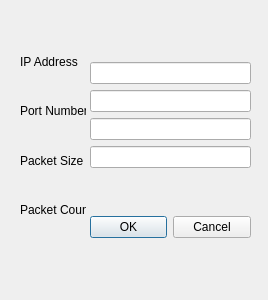
First picture: the form in sender_options.ui, repository dshin21/TCP_UDP_Analyzer, before the edit.
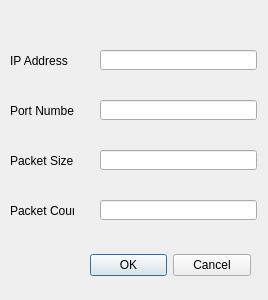
Second picture: the form after the edit.

```diff
--- a/sender_options.ui
+++ b/sender_options.ui
@@ -13,32 +13,108 @@
   <property name="windowTitle">
    <string>Dialog</string>
   </property>
+  <widget class="QLineEdit" name="lineEdit_ip">
+   <property name="geometry">
+    <rect>
+     <x>100</x>
+     <y>50</y>
+     <width>157</width>
+     <height>20</height>
+    </rect>
+   </property>
+  </widget>
+  <widget class="QLineEdit" name="lineEdit_packet_size">
+   <property name="geometry">
+    <rect>
+     <x>100</x>
+     <y>150</y>
+     <width>157</width>
+     <height>20</height>
+    </rect>
+   </property>
+  </widget>
+  <widget class="QLineEdit" name="lineEdit_packet_count">
+   <property name="geometry">
+    <rect>
+     <x>100</x>
+     <y>200</y>
+     <width>157</width>
+     <height>20</height>
+    </rect>
+   </property>
+  </widget>
+  <widget class="QLineEdit" name="lineEdit_port_number">
+   <property name="geometry">
+    <rect>
+     <x>100</x>
+     <y>100</y>
+     <width>157</width>
+     <height>20</height>
+    </rect>
+   </property>
+  </widget>
+  <widget class="QLabel" name="label_ip">
+   <property name="geometry">
+    <rect>
+     <x>10</x>
+     <y>50</y>
+     <width>64</width>
+     <height>21</height>
+    </rect>
+   </property>
+   <property name="text">
+    <string>IP Address</string>
+   </property>
+  </widget>
+  <widget class="QLabel" name="label_packet_count">
+   <property name="geometry">
+    <rect>
+     <x>10</x>
+     <y>200</y>
+     <width>64</width>
+     <height>21</height>
+    </rect>
+   </property>
+   <property name="text">
+    <string>Packet Count</string>
+   </property>
+  </widget>
+  <widget class="QLabel" name="label_packet_size">
+   <property name="geometry">
+    <rect>
+     <x>10</x>
+     <y>150</y>
+     <width>64</width>
+     <height>21</height>
+    </rect>
+   </property>
+   <property name="text">
+    <string>Packet Size</string>
+   </property>
+  </widget>
+  <widget class="QLabel" name="label_port_number">
+   <property name="geometry">
+    <rect>
+     <x>10</x>
+     <y>100</y>
+     <width>64</width>
+     <height>21</height>
+    </rect>
+   </property>
+   <property name="text">
+    <string>Port Number</string>
+   </property>
+  </widget>
   <widget class="QWidget" name="">
    <property name="geometry">
     <rect>
      <x>90</x>
-     <y>20</y>
+     <y>250</y>
      <width>161</width>
-     <height>261</height>
+     <height>31</height>
     </rect>
    </property>
    <layout class="QVBoxLayout" name="verticalLayout_2">
-    <item>
-     <layout class="QVBoxLayout" name="verticalLayout">
-      <item>
-       <widget class="QLineEdit" name="lineEdit_ip"/>
-      </item>
-      <item>
-       <widget class="QLineEdit" name="lineEdit_port_number"/>
-      </item>
-      <item>
-       <widget class="QLineEdit" name="lineEdit_packet_size"/>
-      </item>
-      <item>
-       <widget class="QLineEdit" name="lineEdit_packet_count"/>
-      </item>
-     </layout>
-    </item>
     <item>
      <widget class="QDialogButtonBox" name="buttonBox">
       <property name="orientation">
@@ -51,46 +127,6 @@
     </item>
    </layout>
   </widget>
-  <widget class="QWidget" name="">
-   <property name="geometry">
-    <rect>
-     <x>20</x>
-     <y>40</y>
-     <width>66</width>
-     <height>191</height>
-    </rect>
-   </property>
-   <layout class="QVBoxLayout" name="verticalLayout_3">
-    <item>
-     <widget class="QLabel" name="label_ip">
-      <property name="text">
-       <string>IP Address</string>
-      </property>
-     </widget>
-    </item>
-    <item>
-     <widget class="QLabel" name="label_port_number">
-      <property name="text">
-       <string>Port Number</string>
-      </property>
-     </widget>
-    </item>
-    <item>
-     <widget class="QLabel" name="label_packet_size">
-      <property name="text">
-       <string>Packet Size</string>
-      </property>
-     </widget>
-    </item>
-    <item>
-     <widget class="QLabel" name="label_packet_count">
-      <property name="text">
-       <string>Packet Count</string>
-      </property>
-     </widget>
-    </item>
-   </layout>
-  </widget>
  </widget>
  <resources/>
  <connections>
```
